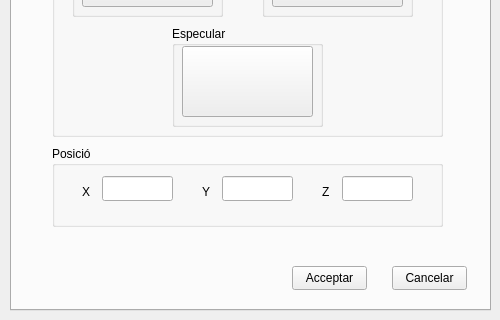
The window that app/dialegmaterials.ui (lipixx/vig1011) describes before a commit, drawn with Qt 5; both pictures show x 0 to 500 and y 240 to 560 of the 500 by 560 pixel window.
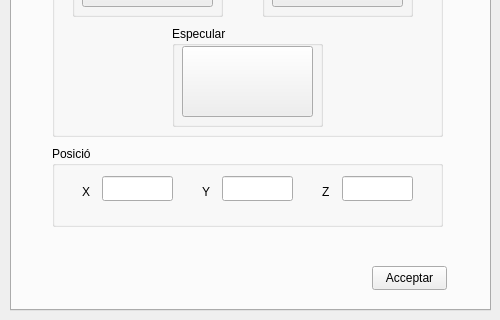
The same window after the commit.

Patch:
```diff
--- a/app/dialegmaterials.ui
+++ b/app/dialegmaterials.ui
@@ -867,7 +867,7 @@
     <widget class="QPushButton" name="pushButton_2">
      <property name="geometry">
       <rect>
-       <x>280</x>
+       <x>360</x>
        <y>470</y>
        <width>75</width>
        <height>24</height>
@@ -877,19 +877,6 @@
       <string>Acceptar</string>
      </property>
     </widget>
-    <widget class="QPushButton" name="closeButton_2">
-     <property name="geometry">
-      <rect>
-       <x>380</x>
-       <y>470</y>
-       <width>75</width>
-       <height>24</height>
-      </rect>
-     </property>
-     <property name="text">
-      <string>Cancelar</string>
-     </property>
-    </widget>
     <widget class="QCheckBox" name="checkBox">
      <property name="geometry">
       <rect>
```
Left out of the diff: 20 changed lines with no effect on the pictures.
